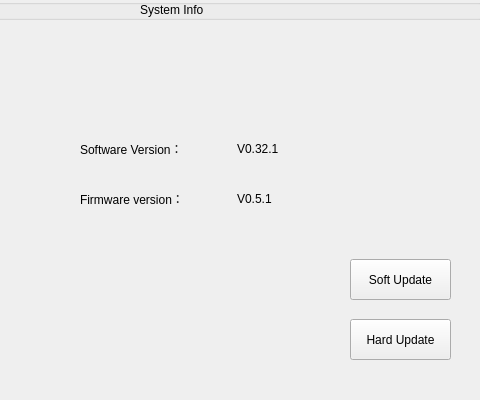
This is setwindow.ui in SnakStar/QT-200 as Qt 5 draws it before an edit; both pictures show x 320 to 800 and y 0 to 400 of the 800 by 400 pixel window. The edited form follows.
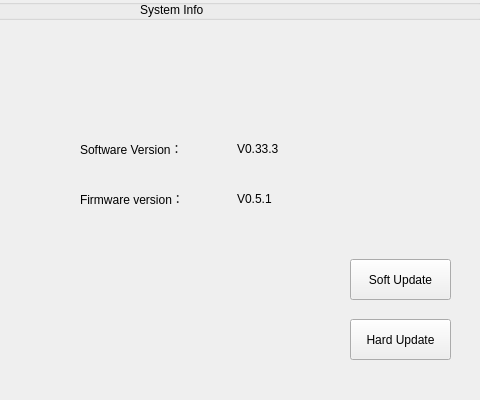
This is the edited form. The open tabs and pages were chosen to show the change. Icons and pictures are not drawn.

Commit message:
2017-7-20 1、修复峰腰P点寻找出错的bug。增加P0P1的判断条件 2、修改找峰算法。修改为找最大值，然后通过偏移量找另一个峰 更新版本为0.32.2
2017-7-26
1、修改找峰算法，由寻找2个峰改为通过偏移量寻找4个峰。只更改了新数据卡的公式。
更新版本为0.33.0

2017-7-27
1、寻找第三第四个峰的方法由：从0找到已知的峰谷处，改为从峰谷处开始至0找峰，如果找到的峰超出二个峰的宽度，则使用偏移的方法
更新版本为0.33.1

2017-07-28
1、找峰时，左右二边寻找的范围都改为宽度的范围。
2、增加面积1为负数时的判断
更新版本为0.33.2

1、新烧卡软件找峰只找一次，修改图形计算结果方式为，只计算一次面积
更新版本为0.33.3

```diff
--- a/setwindow.ui
+++ b/setwindow.ui
@@ -725,7 +725,7 @@
       </rect>
      </property>
      <property name="text">
-      <string>V0.32.1</string>
+      <string>V0.33.3</string>
      </property>
     </widget>
     <widget class="QLabel" name="lbHardNum">
```
The commit also changes 2 other files.
